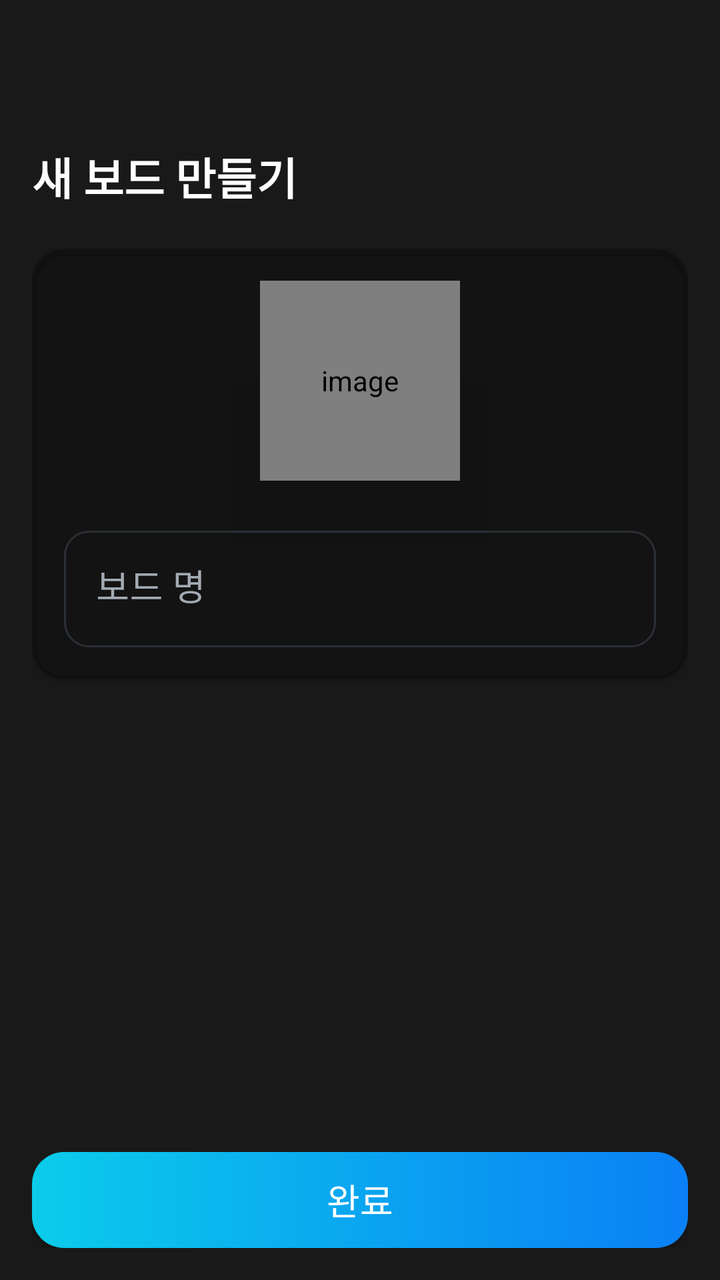
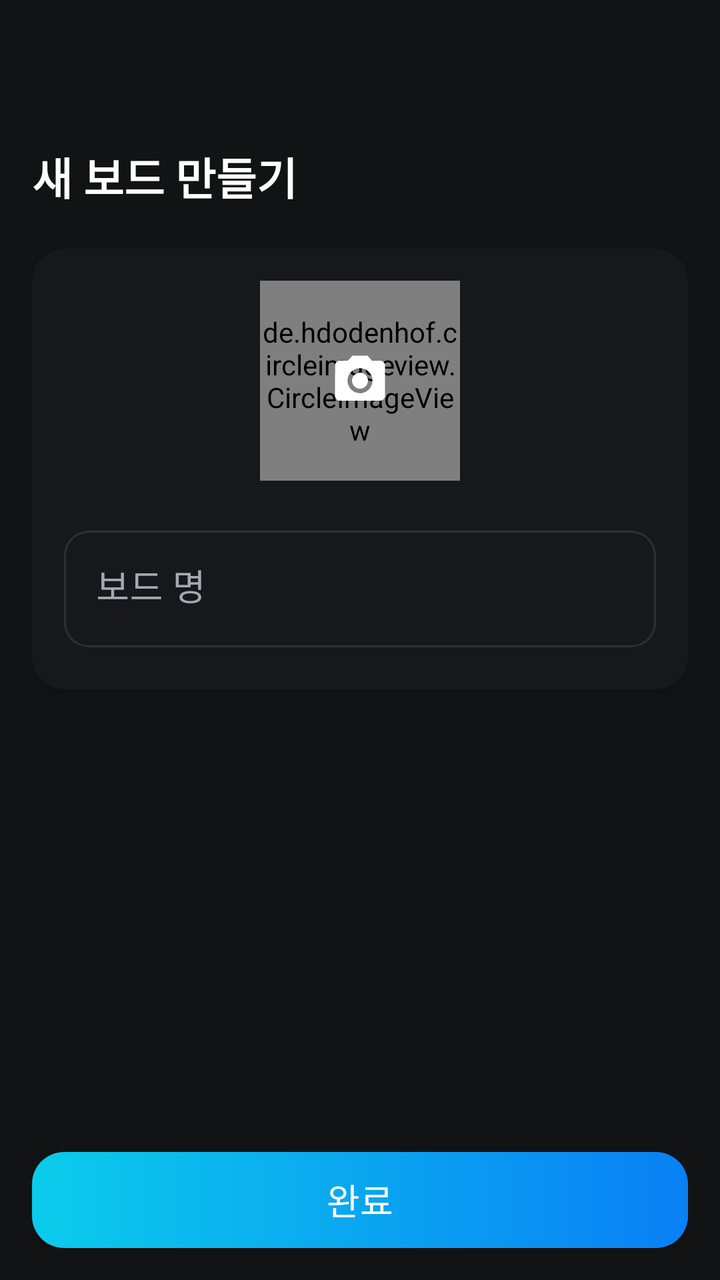

Before-and-after screenshots of an Android layout around one commit, followed by the original layout XML and the change that was made.
<!-- AndroidManifest.xml: activity theme AppTheme.NoActionBar -->
<!-- res/layout/activity_create_board.xml -->
<?xml version="1.0" encoding="utf-8"?>
<layout xmlns:android="http://schemas.android.com/apk/res/android"
    xmlns:app="http://schemas.android.com/apk/res-auto"
    xmlns:tools="http://schemas.android.com/tools">

    <data>

    </data>

    <LinearLayout
        android:layout_width="match_parent"
        android:layout_height="match_parent"
        android:background="@color/default_background"
        android:orientation="vertical"
        tools:context=".ui.CreateBoardActivity">

        <com.google.android.material.appbar.AppBarLayout
            android:layout_width="match_parent"
            android:layout_height="wrap_content"
            android:theme="@style/AppTheme.AppBarOverlay"
            app:elevation="@dimen/toolbar_elevation">

            <androidx.appcompat.widget.Toolbar
                android:id="@+id/toolbar_create_board"
                style="@style/CustomToolbarTitle"
                android:layout_width="match_parent"
                android:layout_height="?attr/actionBarSize"
                android:background="?attr/colorPrimary"
                app:elevation="@dimen/toolbar_elevation"
                app:popupTheme="@style/AppTheme.PopupOverlay"
                app:title=" " />
        </com.google.android.material.appbar.AppBarLayout>

        <androidx.constraintlayout.widget.ConstraintLayout
            android:layout_width="match_parent"
            android:layout_height="match_parent"
            android:padding="@dimen/create_board_content_padding">

            <TextView
                android:id="@+id/tv_create_board_title"
                style="@style/CustomToolbarTitle"
                android:layout_width="wrap_content"
                android:layout_height="wrap_content"
                android:text="@string/create_board_title"
                android:textColor="@color/white"
                android:textSize="22sp"
                app:layout_constraintStart_toStartOf="parent"
                app:layout_constraintTop_toTopOf="parent" />

            <androidx.cardview.widget.CardView
                android:layout_width="match_parent"
                android:layout_height="wrap_content"
                android:layout_marginTop="20dp"
                android:elevation="@dimen/card_view_elevation"
                android:background="@color/default_background"
                app:cardBackgroundColor="@color/transparent_black"
                app:cardCornerRadius="16dp"
                app:layout_constraintStart_toStartOf="parent"
                app:layout_constraintTop_toBottomOf="@id/tv_create_board_title">

                <LinearLayout
                    android:layout_width="match_parent"
                    android:layout_height="wrap_content"
                    android:gravity="center_horizontal"
                    android:orientation="vertical"
                    android:padding="@dimen/card_view_layout_content_padding">

                    <de.hdodenhof.circleimageview.CircleImageView
                        android:id="@+id/iv_create_board_image"
                        android:layout_width="@dimen/board_image_size"
                        android:layout_height="@dimen/board_image_size"
                        android:contentDescription="@string/image_contentDescription"
                        android:src="@drawable/ic_board_place_holder" />

                    <com.google.android.material.textfield.TextInputLayout
                        style="@style/Widget.Teamboard.TextInputLayout.FilledBox"
                        android:layout_width="match_parent"
                        android:layout_height="wrap_content"
                        android:layout_marginTop="@dimen/create_board_til_marginTop">

                        <androidx.appcompat.widget.AppCompatEditText
                            android:id="@+id/et_create_board_name"
                            android:layout_width="match_parent"
                            android:layout_height="wrap_content"
                            android:background="@drawable/bg_input_border_round"
                            android:hint="@string/board_name"
                            android:inputType="text"
                            android:textColor="@color/white_dark"
                            android:textSize="@dimen/et_text_size" />

                    </com.google.android.material.textfield.TextInputLayout>
                </LinearLayout>
            </androidx.cardview.widget.CardView>

            <androidx.appcompat.widget.AppCompatButton
                android:id="@+id/btn_create_board"
                android:layout_width="match_parent"
                android:layout_height="wrap_content"
                android:layout_gravity="center"
                android:layout_marginTop="@dimen/my_profile_btn_update_marginTop"
                android:background="@drawable/bg_btn_round_blue"
                android:foreground="?attr/selectableItemBackground"
                android:gravity="center"
                android:paddingTop="@dimen/btn_paddingTopBottom"
                android:paddingBottom="@dimen/btn_paddingTopBottom"
                android:text="@string/update"
                android:textColor="@android:color/white"
                android:textSize="@dimen/btn_text_size"
                app:layout_constraintBottom_toBottomOf="parent"
                app:layout_constraintStart_toStartOf="parent" />
        </androidx.constraintlayout.widget.ConstraintLayout>
    </LinearLayout>
</layout>
<!-- resources referenced by this layout -->
<resources>
  <color name="default_background">#191919</color>
  <color name="transparent_black">#40000000</color>
  <color name="white">#FFFFFFFF</color>
  <color name="white_dark">#f8f9f9</color>
  <dimen name="board_image_size">100dp</dimen>
  <dimen name="btn_paddingTopBottom">8dp</dimen>
  <dimen name="btn_text_size">18sp</dimen>
  <dimen name="card_view_elevation">10dp</dimen>
  <dimen name="card_view_layout_content_padding">16dp</dimen>
  <dimen name="create_board_content_padding">16dp</dimen>
  <dimen name="create_board_til_marginTop">25dp</dimen>
  <dimen name="et_text_size">18sp</dimen>
  <dimen name="my_profile_btn_update_marginTop">30dp</dimen>
  <dimen name="toolbar_elevation">0dp</dimen>
  <!-- drawable bg_input_border_round (drawable) -->
  <?xml version="1.0" encoding="utf-8"?>
  <shape xmlns:android="http://schemas.android.com/apk/res/android">
      <stroke android:color="@color/blue_gray_dark" android:width="1dp" />
      <corners android:radius="12dp" />
  </shape>
  <string name="board_name">보드 명</string>
  <string name="create_board_title">새 보드 만들기</string>
  <string name="image_contentDescription">image</string>
  <string name="update">완료</string>
  <style name="AppTheme.AppBarOverlay" parent="ThemeOverlay.AppCompat.Dark.ActionBar" />
  <style name="AppTheme.PopupOverlay" parent="ThemeOverlay.AppCompat.Light" />
  <style name="CustomToolbarTitle" parent="TextAppearance.Widget.AppCompat.Toolbar.Title">
          <item name="android:textStyle">bold</item>
      </style>
  <style name="Widget.Teamboard.TextInputLayout.FilledBox" parent="Widget.MaterialComponents.TextInputLayout.FilledBox">
          <item name="boxStrokeWidthFocused">0dp</item>
          <item name="boxStrokeWidth">0dp</item>
          <item name="endIconMode">custom</item>
          <item name="errorIconDrawable">@null</item>
          <item name="colorAccent">@color/teal_200</item>
          <item name="boxStrokeColor">@android:color/transparent</item> 
          <item name="colorControlNormal">@android:color/transparent</item>  
          <item name="android:textColorHint">@color/blue_gray_light</item>  
          <item name="hintTextColor">@color/blue_gray_light</item>   
          <item name="android:textCursorDrawable">@color/colorAccent</item>  
          <item name="helperTextTextColor">@color/blue_gray_light</item>
          <item name="android:theme">@style/ThemeOverlay.Eggeum.TextInputLayout.CursorColor</item>
      </style>
  <style name="AppTheme.NoActionBar">
          <item name="windowActionBar">false</item>
          <item name="windowNoTitle">true</item>
      </style>
  <color name="blue_gray_dark">#2b3036</color>
  <color name="teal_200">#FF03DAC5</color>
  <color name="blue_gray_light">#a2aab4</color>
  <color name="colorAccent">#191919</color>
  <!-- unchanged entries left out for length: 3 -->
</resources>

<!-- the commit's change to res/layout/activity_create_board.xml (unified diff, before → after) -->
@@ -10,9 +10,9 @@
     <LinearLayout
         android:layout_width="match_parent"
         android:layout_height="match_parent"
-        android:background="@color/default_background"
+        android:background="@color/fromm_2"
         android:orientation="vertical"
-        tools:context=".ui.CreateBoardActivity">
+        tools:context=".ui.home.createboard.CreateBoardActivity">
 
         <com.google.android.material.appbar.AppBarLayout
             android:layout_width="match_parent"
@@ -22,10 +22,10 @@
 
             <androidx.appcompat.widget.Toolbar
                 android:id="@+id/toolbar_create_board"
-                style="@style/CustomToolbarTitle"
+                app:titleTextAppearance="@style/CustomToolbarTitle"
                 android:layout_width="match_parent"
                 android:layout_height="?attr/actionBarSize"
-                android:background="?attr/colorPrimary"
+                android:background="@color/fromm_2"
                 app:elevation="@dimen/toolbar_elevation"
                 app:popupTheme="@style/AppTheme.PopupOverlay"
                 app:title=" " />
@@ -52,8 +52,7 @@
                 android:layout_height="wrap_content"
                 android:layout_marginTop="20dp"
                 android:elevation="@dimen/card_view_elevation"
-                android:background="@color/default_background"
-                app:cardBackgroundColor="@color/transparent_black"
+                android:backgroundTint="@color/fromm_1"
                 app:cardCornerRadius="16dp"
                 app:layout_constraintStart_toStartOf="parent"
                 app:layout_constraintTop_toBottomOf="@id/tv_create_board_title">
@@ -65,17 +64,41 @@
                     android:orientation="vertical"
                     android:padding="@dimen/card_view_layout_content_padding">
 
-                    <de.hdodenhof.circleimageview.CircleImageView
-                        android:id="@+id/iv_create_board_image"
-                        android:layout_width="@dimen/board_image_size"
-                        android:layout_height="@dimen/board_image_size"
-                        android:contentDescription="@string/image_contentDescription"
-                        android:src="@drawable/ic_board_place_holder" />
+                    <FrameLayout
+                        android:id="@+id/fl_create_board_image"
+                        android:layout_width="@dimen/my_profile_user_image_size"
+                        android:layout_height="@dimen/my_profile_user_image_size"
+                        app:layout_constraintEnd_toEndOf="parent"
+                        app:layout_constraintStart_toStartOf="parent"
+                        app:layout_constraintTop_toTopOf="parent">
+
+                        <de.hdodenhof.circleimageview.CircleImageView
+                            android:id="@+id/iv_create_board_image"
+                            android:layout_width="@dimen/my_profile_user_image_size"
+                            android:layout_height="@dimen/my_profile_user_image_size"
+                            android:contentDescription="@string/intro_image_content_description"
+                            android:src="@drawable/ic_board_place_holder" />
+
+                        <de.hdodenhof.circleimageview.CircleImageView
+                            android:id="@+id/overlayView"
+                            android:layout_width="@dimen/my_profile_user_image_size"
+                            android:layout_height="@dimen/my_profile_user_image_size"
+                            android:src="@color/transparent_black" />
+
+                        <ImageView
+                            android:id="@+id/cameraIcon"
+                            android:layout_width="30dp"
+                            android:layout_height="30dp"
+                            android:src="@drawable/ic_camera_30"
+                            android:layout_gravity="center" />
+
+                    </FrameLayout>
 
                     <com.google.android.material.textfield.TextInputLayout
                         style="@style/Widget.Teamboard.TextInputLayout.FilledBox"
                         android:layout_width="match_parent"
                         android:layout_height="wrap_content"
+                        android:layout_marginBottom="5dp"
                         android:layout_marginTop="@dimen/create_board_til_marginTop">
 
                         <androidx.appcompat.widget.AppCompatEditText
@@ -83,7 +106,7 @@
                             android:layout_width="match_parent"
                             android:layout_height="wrap_content"
                             android:background="@drawable/bg_input_border_round"
-                            android:hint="@string/board_name"
+                            android:hint="@string/create_board_name"
                             android:inputType="text"
                             android:textColor="@color/white_dark"
                             android:textSize="@dimen/et_text_size" />
@@ -103,7 +126,7 @@
                 android:gravity="center"
                 android:paddingTop="@dimen/btn_paddingTopBottom"
                 android:paddingBottom="@dimen/btn_paddingTopBottom"
-                android:text="@string/update"
+                android:text="@string/done"
                 android:textColor="@android:color/white"
                 android:textSize="@dimen/btn_text_size"
                 app:layout_constraintBottom_toBottomOf="parent"
<!-- resource entries referenced after the edit -->
@@ -1,10 +1,11 @@
 <!-- resources referenced by this layout -->
 <resources>
+  <color name="fromm_1">#17181b</color>
+  <color name="fromm_2">#121315</color>
   <color name="default_background">#191919</color>
   <color name="transparent_black">#40000000</color>
   <color name="white">#FFFFFFFF</color>
   <color name="white_dark">#f8f9f9</color>
-  <dimen name="board_image_size">100dp</dimen>
   <dimen name="btn_paddingTopBottom">8dp</dimen>
   <dimen name="btn_text_size">18sp</dimen>
   <dimen name="card_view_elevation">10dp</dimen>
@@ -13,6 +14,7 @@
   <dimen name="create_board_til_marginTop">25dp</dimen>
   <dimen name="et_text_size">18sp</dimen>
   <dimen name="my_profile_btn_update_marginTop">30dp</dimen>
+  <dimen name="my_profile_user_image_size">100dp</dimen>
   <dimen name="toolbar_elevation">0dp</dimen>
   <!-- drawable bg_input_border_round (drawable) -->
   <?xml version="1.0" encoding="utf-8"?>
@@ -20,10 +22,18 @@
       <stroke android:color="@color/blue_gray_dark" android:width="1dp" />
       <corners android:radius="12dp" />
   </shape>
-  <string name="board_name">보드 명</string>
+  <!-- drawable ic_camera_30 (drawable) -->
+  <vector xmlns:android="http://schemas.android.com/apk/res/android" android:height="30dp" android:tint="#FFFFFF" android:viewportHeight="24" android:viewportWidth="24" android:width="30dp">
+        
+      <path android:fillColor="@android:color/white" android:pathData="M12,12m-3.2,0a3.2,3.2 0,1 1,6.4 0a3.2,3.2 0,1 1,-6.4 0"/>
+        
+      <path android:fillColor="@android:color/white" android:pathData="M9,2L7.17,4L4,4c-1.1,0 -2,0.9 -2,2v12c0,1.1 0.9,2 2,2h16c1.1,0 2,-0.9 2,-2L22,6c0,-1.1 -0.9,-2 -2,-2h-3.17L15,2L9,2zM12,17c-2.76,0 -5,-2.24 -5,-5s2.24,-5 5,-5 5,2.24 5,5 -2.24,5 -5,5z"/>
+      
+  </vector>
+  <string name="create_board_name">보드 명</string>
   <string name="create_board_title">새 보드 만들기</string>
-  <string name="image_contentDescription">image</string>
-  <string name="update">완료</string>
+  <string name="done">완료</string>
+  <string name="intro_image_content_description">image</string>
   <style name="AppTheme.AppBarOverlay" parent="ThemeOverlay.AppCompat.Dark.ActionBar" />
   <style name="AppTheme.PopupOverlay" parent="ThemeOverlay.AppCompat.Light" />
   <style name="CustomToolbarTitle" parent="TextAppearance.Widget.AppCompat.Toolbar.Title">
@@ -39,6 +49,7 @@
           <item name="colorControlNormal">@android:color/transparent</item>  
           <item name="android:textColorHint">@color/blue_gray_light</item>  
           <item name="hintTextColor">@color/blue_gray_light</item>   
+          <item name="hintAnimationEnabled">false</item>
           <item name="android:textCursorDrawable">@color/colorAccent</item>  
           <item name="helperTextTextColor">@color/blue_gray_light</item>
           <item name="android:theme">@style/ThemeOverlay.Eggeum.TextInputLayout.CursorColor</item>
@@ -46,6 +57,8 @@
   <style name="AppTheme.NoActionBar">
           <item name="windowActionBar">false</item>
           <item name="windowNoTitle">true</item>
+          <item name="android:statusBarColor" tools:targetApi="l">@color/default_background</item>
+          <item name="android:navigationBarColor">@color/default_background</item>
       </style>
   <color name="blue_gray_dark">#2b3036</color>
   <color name="teal_200">#FF03DAC5</color>
